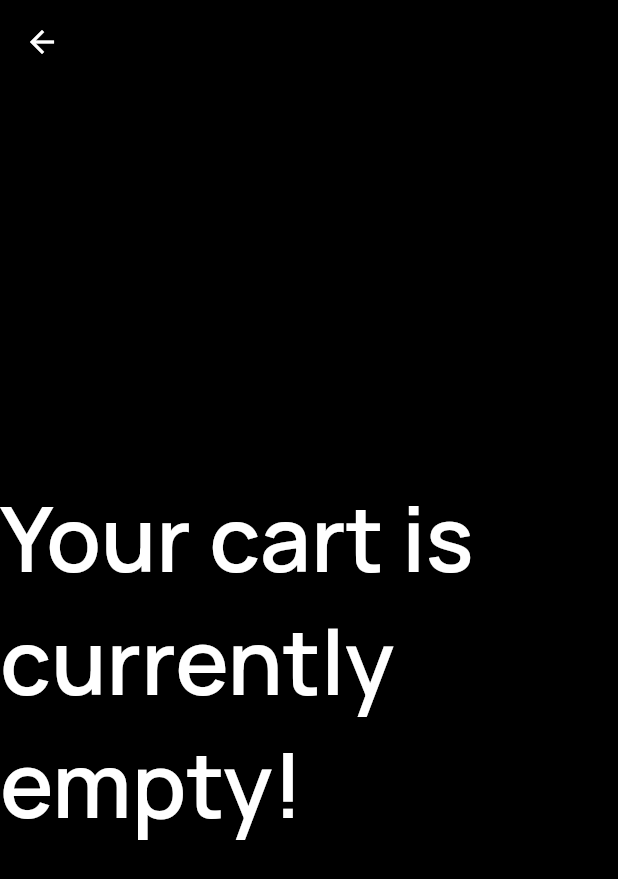
After one commit to amirmekk/ecommerce_store, a Flutter app: the Cart screen opened by its route, on a phone screen of 412 x 824 dp. The commit adds this screen. Shown: the top 879 px of the screen. Run offline on Flutter 3.47's test engine with Material 2 defaults, Android fonts, the phone set to English and light mode, and no system bars; our stand-ins replace flutter_redux, google_fonts, redux, redux_thunk, shared_preferences; missing offline and left inert: redux_logging; accounts and stored records are empty.

Commit message:
ability to add and remove items to/form cart + indication that the product has been added or removed

```diff
--- a/lib/main.dart
+++ b/lib/main.dart
@@ -3,6 +3,7 @@ import 'package:flutter_redux/flutter_redux.dart';
 import 'package:puzzle_Store/models/app_state.dart';
 import 'package:puzzle_Store/redux/actions.dart';
 import 'package:puzzle_Store/redux/reducers.dart';
+import 'package:puzzle_Store/screens/cart_screen.dart';
 import 'package:puzzle_Store/screens/log_in_screen.dart';
 import 'package:puzzle_Store/screens/products_screen.dart';
 import 'package:puzzle_Store/screens/profile_page.dart';
@@ -60,6 +61,7 @@ class MyApp extends StatelessWidget {
           '/register': (BuildContext context) => SignUp(),
           '/login': (BuildContext context) => LogIn(),
           '/profile': (BuildContext context) => ProfilePage(),
+          '/cart': (BuildContext context) => Cart(),
         },
         //onGenerateRoute: RouteGenerator.routeGenerator,
       ),
--- a/lib/models/app_state.dart
+++ b/lib/models/app_state.dart
@@ -5,11 +5,13 @@ import 'package:puzzle_Store/models/product.dart';
 class AppState {
   final dynamic user;
   final List<Product> products;
-  AppState({@required this.user, @required this.products});
+  final List<Product> cart;
+  AppState({@required this.user, @required this.products, @required this.cart});
   factory AppState.initial() {
     return AppState(
       user: null,
       products: [],
+      cart: [],
     );
   }
 }
--- /dev/null
+++ b/lib/screens/cart_screen.dart
@@ -0,0 +1,57 @@
+import 'package:flutter/material.dart';
+import 'package:flutter_redux/flutter_redux.dart';
+import 'package:google_fonts/google_fonts.dart';
+import 'package:puzzle_Store/models/app_state.dart';
+import 'package:puzzle_Store/widgets/product_item.dart';
+
+class Cart extends StatefulWidget {
+  @override
+  _CartState createState() => _CartState();
+}
+
+class _CartState extends State<Cart> {
+  @override
+  Widget build(BuildContext context) {
+    return StoreConnector<AppState, AppState>(
+      converter: (store) => store.state,
+      builder: (context, state) {
+        return Scaffold(
+          appBar: AppBar(
+            backgroundColor: Colors.black,
+            leading: IconButton(
+              icon: Icon(Icons.arrow_back),
+              onPressed: () {
+                Navigator.of(context).pop();
+              },
+            ),
+          ),
+          body: state.cart.isEmpty
+              ? Container(
+                  child: Column(
+                    mainAxisAlignment: MainAxisAlignment.center,
+                    children: <Widget>[
+                      Text(
+                        "Your cart is currently empty!",
+                        style: GoogleFonts.getFont(
+                          'Manrope',
+                          textStyle: TextStyle(
+                            color: Colors.white,
+                            fontWeight: FontWeight.w600,
+                            fontSize: 60,
+                          ),
+                        ),
+                      )
+                    ],
+                  ),
+                )
+              : ListView.builder(
+                  itemCount: state.cart.length,
+                  itemBuilder: (BuildContext context, int index) {
+                    return ProuctItem(state.cart[index], state);
+                  },
+                ),
+        );
+      },
+    );
+  }
+}
--- a/lib/screens/products_screen.dart
+++ b/lib/screens/products_screen.dart
@@ -124,7 +124,7 @@ class _ProductsState extends State<Products> {
           child: ListView.builder(
             itemCount: store.products.length,
             itemBuilder: (BuildContext context, int index) {
-              return ProuctItem(store.products[index]);
+              return ProuctItem(store.products[index], store);
             },
           ),
         ),
@@ -138,7 +138,6 @@ class _ProductsState extends State<Products> {
     });
   }
 
-  //List<Widget> _children = [Text('1'), Text('2'), Text('3')];
   @override
   Widget build(BuildContext context) {
     return StoreConnector<AppState, AppState>(
```
Also changed, not shown: lib/redux/actions.dart (+24 -0 lines), lib/redux/reducers.dart (+8 -0 lines), lib/screens/product_detail_page.dart (+29 -6 lines), lib/widgets/product_item.dart (+34 -6 lines).
